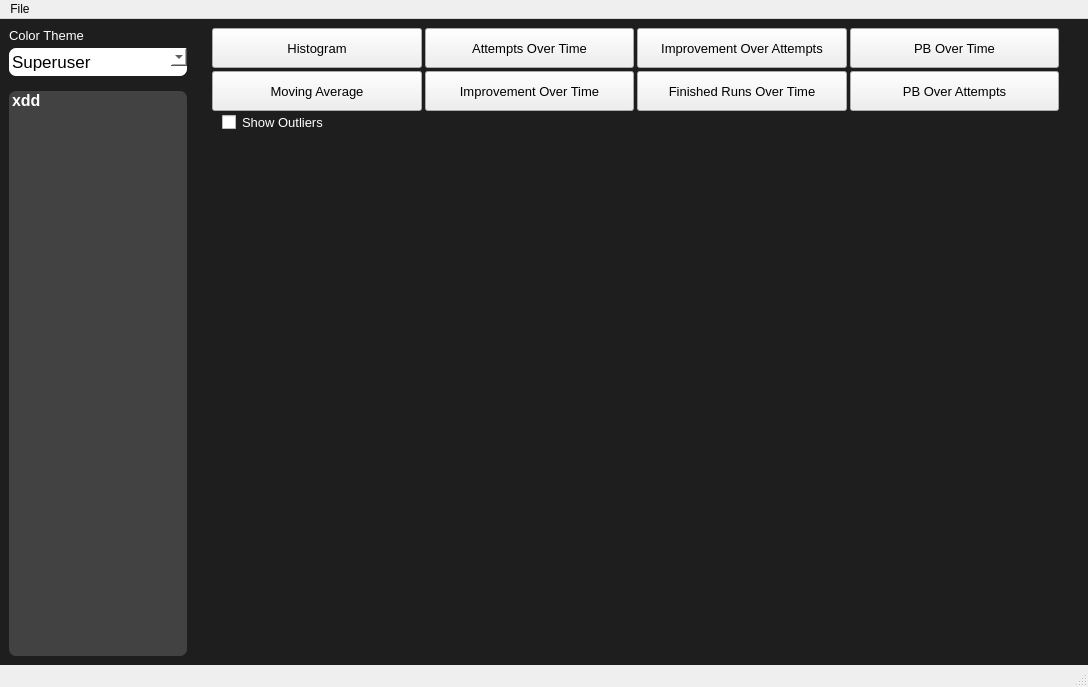
The window that ui/main_window.ui (rayer456/Livesplit-Graphs) describes before a commit, drawn with Qt 5.
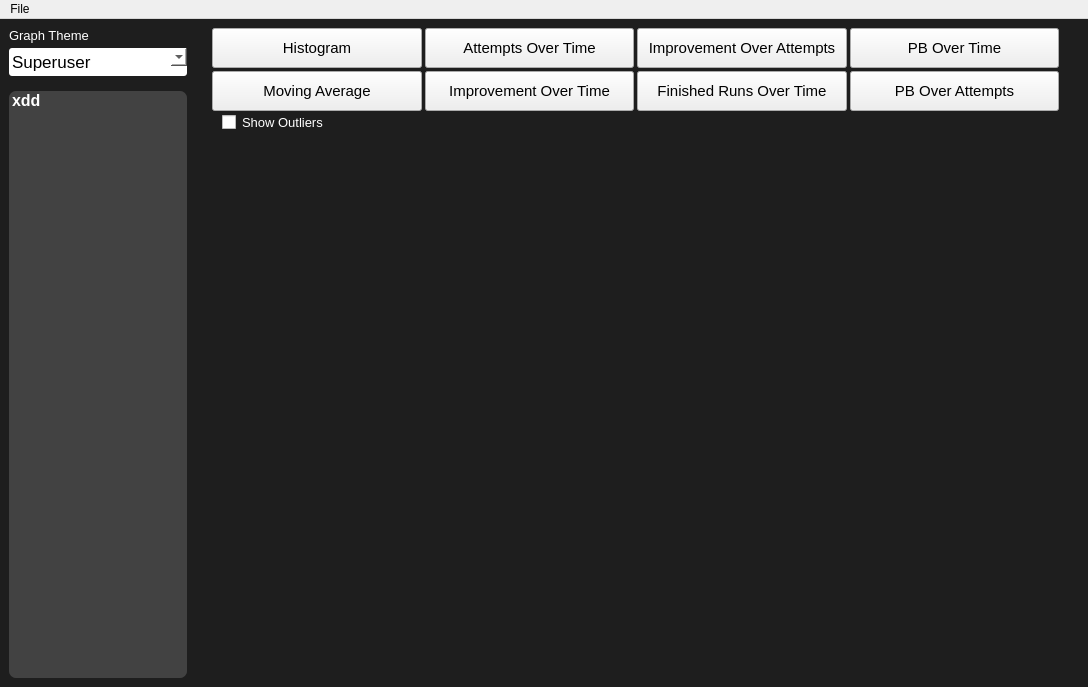
The same window after the commit.

Commit message: Small GUI touch ups

What changed in the file:
```diff
--- a/ui/main_window.ui
+++ b/ui/main_window.ui
@@ -39,6 +39,8 @@
 	color: white;
 	background-color: rgba(66, 66, 66, 1.0);
 	border-radius :7px;
+	font-size: 10.5pt;
+	font-weight: 600;
 }
 
 .option_button:hover {
@@ -82,7 +84,7 @@
 }</string>
           </property>
           <property name="text">
-           <string>Color Theme</string>
+           <string>Graph Theme</string>
           </property>
          </widget>
         </item>
@@ -96,8 +98,7 @@
           </property>
           <property name="styleSheet">
            <string notr="true">QComboBox {
-	border: 0px;
-	border-radius: 7px;
+	border-radius: 3px;
 	padding: 3px;
 	background-color: white;
 	font: 17px;
@@ -161,10 +162,11 @@
            <bool>false</bool>
           </property>
           <property name="styleSheet">
-           <string notr="true">QListWidget#listSplits {
+           <string notr="true">QListWidget {
 	color: white;
 	background-color: rgb(66, 66, 66);
-	border-radius: 7px
+	border-radius: 7px;
+	outline: none;
 }
 
 QListWidget#listSplits:item:hover {
@@ -172,7 +174,7 @@
 	background-color: rgb(50, 50, 50);
 }
 
-QListWidget#listSplits:item:selected {
+QListWidget:item:selected {
 	color: rgb(66,66,66);
 	background-color: rgb(89, 197, 255);
 }
@@ -245,8 +247,9 @@
             </property>
             <property name="font">
              <font>
-              <pointsize>10</pointsize>
+              <pointsize>11</pointsize>
               <kerning>true</kerning>
+              <fontweight>DemiBold</fontweight>
              </font>
             </property>
             <property name="focusPolicy">
@@ -294,7 +297,8 @@
             </property>
             <property name="font">
              <font>
-              <pointsize>10</pointsize>
+              <pointsize>11</pointsize>
+              <fontweight>DemiBold</fontweight>
              </font>
             </property>
             <property name="text">
@@ -371,7 +375,8 @@
             </property>
             <property name="font">
              <font>
-              <pointsize>10</pointsize>
+              <pointsize>11</pointsize>
+              <fontweight>DemiBold</fontweight>
              </font>
             </property>
             <property name="text">
@@ -416,7 +421,8 @@
             </property>
             <property name="font">
              <font>
-              <pointsize>10</pointsize>
+              <pointsize>11</pointsize>
+              <fontweight>DemiBold</fontweight>
              </font>
             </property>
             <property name="text">
@@ -461,7 +467,8 @@
             </property>
             <property name="font">
              <font>
-              <pointsize>10</pointsize>
+              <pointsize>11</pointsize>
+              <fontweight>DemiBold</fontweight>
              </font>
             </property>
             <property name="text">
@@ -512,7 +519,8 @@
             </property>
             <property name="font">
              <font>
-              <pointsize>10</pointsize>
+              <pointsize>11</pointsize>
+              <fontweight>DemiBold</fontweight>
              </font>
             </property>
             <property name="text">
@@ -557,7 +565,8 @@
             </property>
             <property name="font">
              <font>
-              <pointsize>10</pointsize>
+              <pointsize>11</pointsize>
+              <fontweight>DemiBold</fontweight>
              </font>
             </property>
             <property name="text">
@@ -602,7 +611,8 @@
             </property>
             <property name="font">
              <font>
-              <pointsize>10</pointsize>
+              <pointsize>11</pointsize>
+              <fontweight>DemiBold</fontweight>
              </font>
             </property>
             <property name="text">
@@ -681,7 +691,6 @@
    </widget>
    <addaction name="menuFile"/>
   </widget>
-  <widget class="QStatusBar" name="statusbar"/>
   <action name="actionOpen">
    <property name="text">
     <string>Open</string>
```
Left out of the diff: 2 changed lines with no effect on the pictures. The commit also changes 2 other files.
